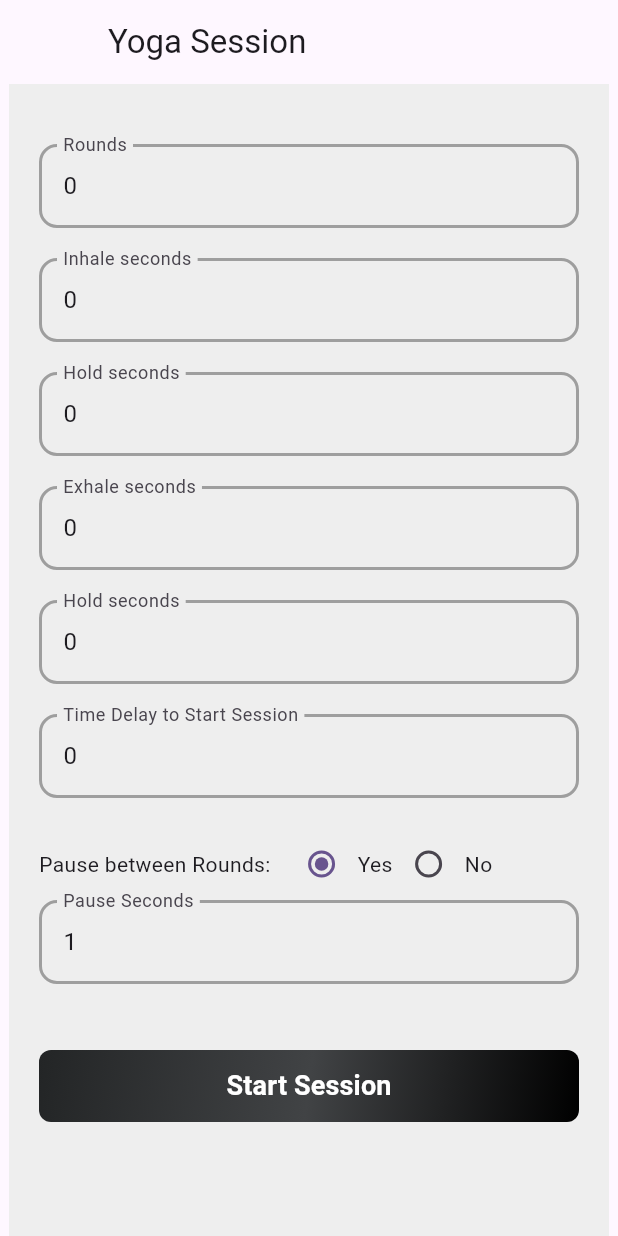
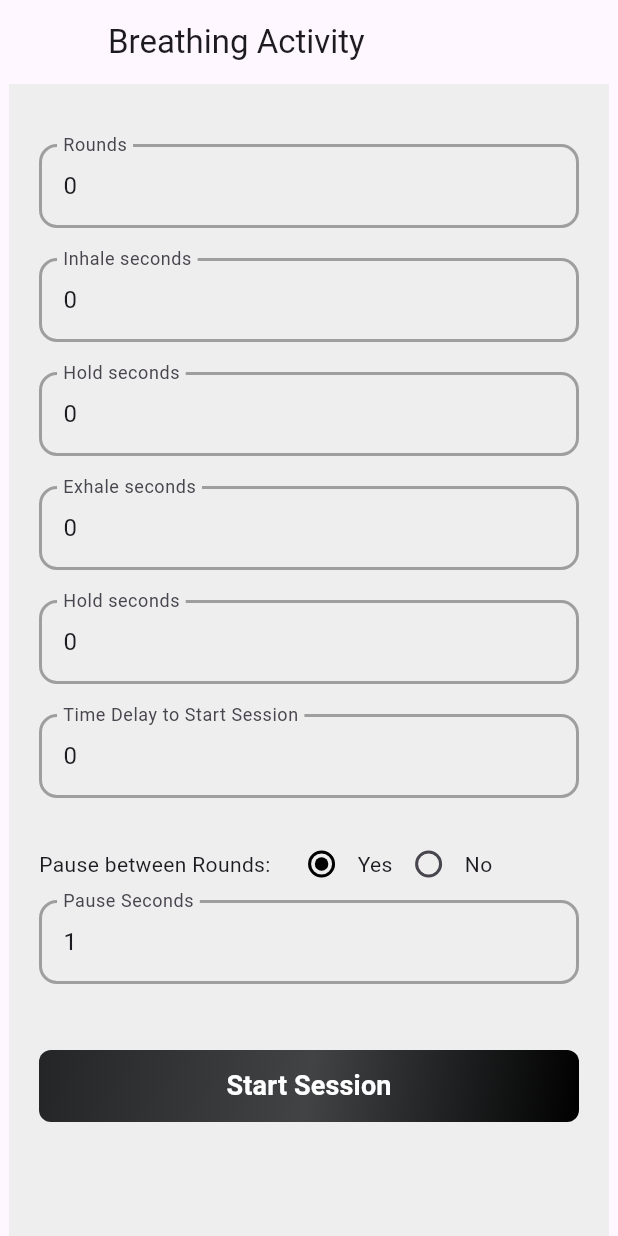
Before and after one commit to urvish-sojitra-seaflux/yoga_session, a Flutter app: the screen it shows after launch, on a phone screen of 412 x 824 dp. Run offline on Flutter 3.47's test engine with Material 3 defaults, Android fonts, the phone set to English and light mode, and no system bars; our stand-ins replace flutter_tts.

Commit message:
fix: reset default values for session parameters and improve session start announcements in YogaScreen

```diff
--- a/lib/yoga_session/yoga_screen.dart
+++ b/lib/yoga_session/yoga_screen.dart
@@ -29,6 +29,7 @@ class _YogaScreenState extends State<YogaScreen> {
   int _pauseSeconds = 1;
 
   Future _speak(String text) async {
+    await _tts.awaitSpeakCompletion(true);
     await _tts.speak(text);
   }
 
@@ -42,6 +43,7 @@ class _YogaScreenState extends State<YogaScreen> {
         _phase = 'Get Ready';
         _timeLeft = _delayToStart;
       });
+      _speak('Session will start in $_delayToStart seconds').whenComplete(() {
         _timer?.cancel();
         _timer = Timer.periodic(const Duration(seconds: 1), (timer) {
           if (_timeLeft > 1) {
@@ -53,7 +55,7 @@ class _YogaScreenState extends State<YogaScreen> {
             _startRound();
           }
         });
-      _speak('Session will start in $_delayToStart seconds');
+      });
     } else {
       _startRound();
     }
@@ -64,7 +66,7 @@ class _YogaScreenState extends State<YogaScreen> {
     await _startPhase('Inhale', _inhale);
     await _startPhase('Hold', _hold);
     await _startPhase('Exhale', _exhale);
-    if (_holdAfterExhale > 0) {
+    if (_holdAfterExhale > 0 && _currentRound < _rounds) {
       await _startPhase('Hold After Exhale', _holdAfterExhale);
     }
     await _afterExhalePause();
@@ -149,7 +151,7 @@ class _YogaScreenState extends State<YogaScreen> {
   Widget build(BuildContext context) {
     return Scaffold(
       appBar: AppBar(
-        title: const Text('Yoga Session'),
+        title: const Text('Breathing Activity'),
         leading: const SizedBox(),
       ),
       body: LayoutBuilder(
@@ -348,6 +350,7 @@ class _YogaScreenState extends State<YogaScreen> {
               Row(
                 children: [
                   Radio<bool>(
+                    activeColor: Colors.black,
                     value: true,
                     groupValue: _pauseRequired,
                     onChanged: (val) {
```
Lines whose indentation alone changed are shown as unchanged.
